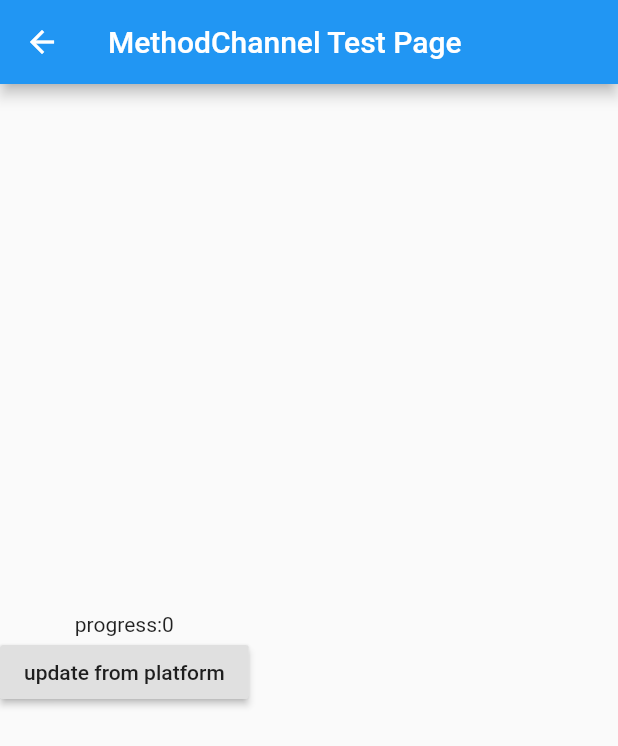
After one commit to ZeroMoment/FlutterLearning, a Flutter app: the ChannelTestPage screen opened by its route, on a phone screen of 412 x 824 dp. The commit adds this screen. Shown: the top 746 px of the screen. Run offline on Flutter 3.47's test engine with Material 2 defaults, Android fonts, the phone set to English and light mode, and no system bars.

Commit message:
kotlin->java,add methodchannel

```diff
--- a/lib/home_learning.dart
+++ b/lib/home_learning.dart
@@ -20,7 +20,8 @@ class _MyHomePageState extends State<MyHomePage> {
     super.initState();
     print("init state......");
     _list..add("Animation")
-      ..add("Shared");
+      ..add("Shared")
+      ..add("MethodChannel");
 
     setState(() {
       isDataInited = true;
@@ -57,6 +58,8 @@ class _MyHomePageState extends State<MyHomePage> {
       Navigator.pushNamed(context, mRoutes.animationBasePage, arguments: "哈哈一笑");
     } else if("Shared" == itemTxt) { //共享page
       Navigator.pushNamed(context, mRoutes.sharedBasePage);
+    } else if("MethodChannel" == itemTxt) {
+      Navigator.pushNamed(context, mRoutes.methodChannelPage);
     }
   }
 }
--- /dev/null
+++ b/lib/module/methodchannel/channel_test_page.dart
@@ -0,0 +1,52 @@
+
+import 'package:flutter/cupertino.dart';
+import 'package:flutter/material.dart';
+import 'package:flutter/services.dart';
+
+class ChannelTestPage extends StatefulWidget {
+  @override
+  State<StatefulWidget> createState() {
+    return _ChannelTestPageState();
+  }
+
+}
+
+const platform = MethodChannel('test.lzm/utils');
+
+class _ChannelTestPageState extends State<ChannelTestPage> {
+
+
+  int result = 0;
+
+  @override
+  Widget build(BuildContext context) {
+    return Scaffold(
+      appBar: AppBar(
+        title: Text("MethodChannel Test Page"),
+      ),
+      body: Column(
+        mainAxisAlignment: MainAxisAlignment.center,
+        children: <Widget>[
+          Text('progress:$result'),
+          RaisedButton(
+            onPressed: handleButtonClick,
+            child: Text('update from platform'),
+          )
+        ],
+      ),
+    );
+  }
+
+  handleButtonClick() async {
+    try{
+      result = await platform.invokeMethod('updateProgress');
+    } catch (e) {
+      result = -1;
+    }
+
+    print("platform back resul:$result");
+    setState(() {
+    });
+  }
+
+}
--- a/lib/route/routes.dart
+++ b/lib/route/routes.dart
@@ -1,5 +1,3 @@
-
-
 import 'dart:core';
 
 import 'package:flutter/material.dart';
@@ -9,6 +7,8 @@ import 'package:flutter_learning/module/animation/animation_hero_b_page.dart';
 import 'package:flutter_learning/module/animation/animation_stagger_page.dart';
 import 'package:flutter_learning/module/animation/animation_switcher_page.dart';
 import 'package:flutter_learning/module/animation/animation_widget_page.dart';
+import 'package:flutter_learning/module/methodchannel/channel_test_page.dart';
+import 'package:flutter_learning/module/shared/custom_notification_page.dart';
 import 'package:flutter_learning/module/shared/inherited_test_page.dart';
 import 'package:flutter_learning/module/shared/provider_test1_page.dart';
 import 'package:flutter_learning/module/shared/provider_test2_page.dart';
@@ -30,11 +30,17 @@ final String sharedBasePage = '/SharedBasePage';
 final String sharedInheritedPage = '/SharedInheritedPage';
 final String sharedProvider1Page = '/SharedProvider1Page';
 final String sharedProvider2Page = '/SharedProvider2Page';
+final String sharedNotificationPage = '/SharedNotificationPage';
+
+final String methodChannelPage = '/MethodChannelPage';
+
 
 // 配置路由命名信息
 final routes = {
   home: (context) => MyHomePage(title: 'Flutter Learning Home Page'),
-  animationBasePage: (context) => AnimationBasePage(testTxt: ModalRoute.of(context).settings.arguments,),
+  animationBasePage: (context) => AnimationBasePage(
+        testTxt: ModalRoute.of(context).settings.arguments,
+      ),
 //  animationScalePage: (context) { 单独设置了路由过渡，不需要在这处理，onGenerateRoute
 //    Map arguments = ModalRoute.of(context).settings.arguments;
 //    return AnimationScalePage(
@@ -49,10 +55,12 @@ final routes = {
   aniWidgetPage: (context) => AnimationdWidgetPage(),
 
   sharedBasePage: (context) => SharedBasePage(),
-  sharedInheritedPage : (context) => InheritedTestPage(),
+  sharedInheritedPage: (context) => InheritedTestPage(),
   sharedProvider1Page: (context) => ProviderTest1Page(),
-  sharedProvider2Page : (context) => ProviderTest2Page()
+  sharedProvider2Page: (context) => ProviderTest2Page(),
+  sharedNotificationPage: (context) => CustomNotificationPage(),
 
+  methodChannelPage :(context) => ChannelTestPage()
 };
 
 class UnknownPage extends StatelessWidget {
```
Also changed, not shown: lib/module/shared/custom_notification.dart (added, +17 -0 lines), lib/module/shared/custom_notification_page.dart (added, +39 -0 lines), lib/module/shared/shared_base_page.dart (+12 -10 lines), 4 other files. Lines whose indentation alone changed are shown as unchanged.
